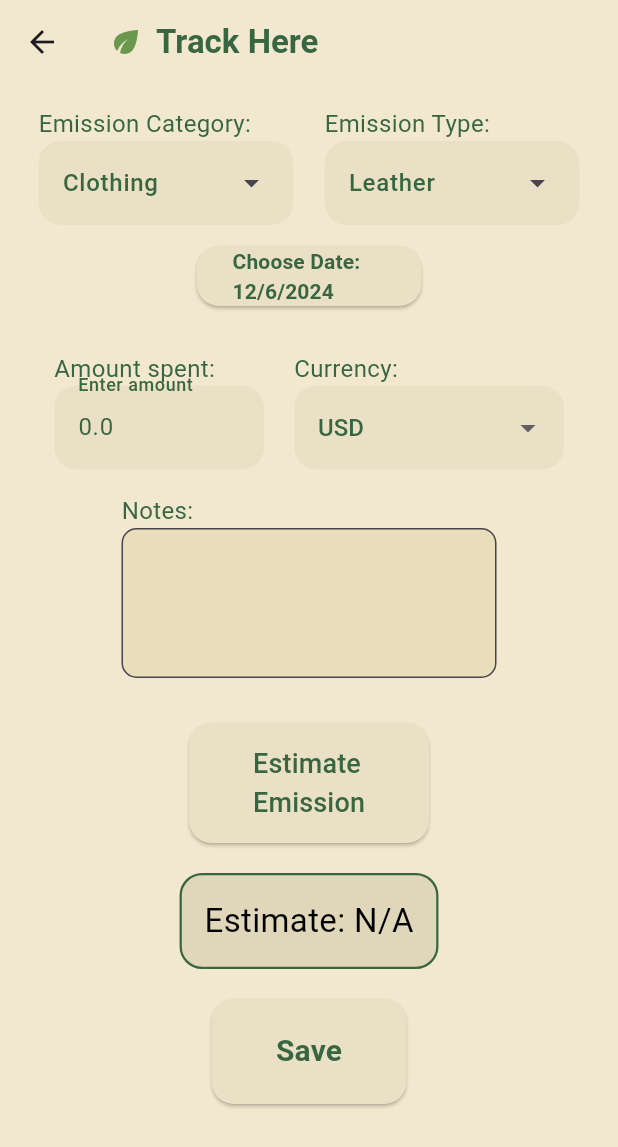
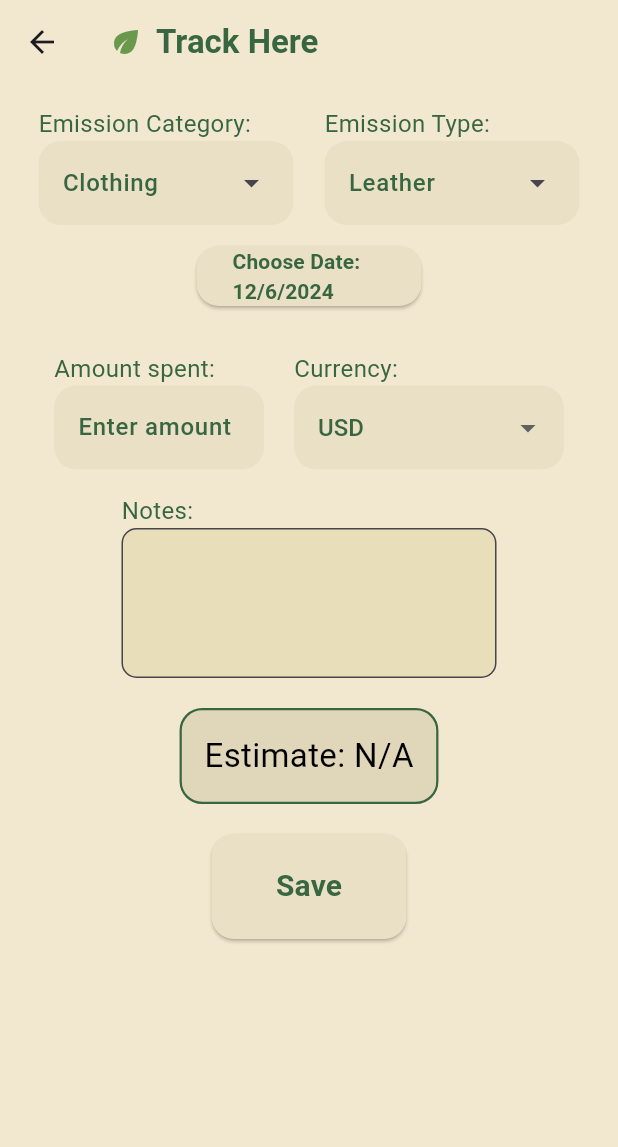
Before and after one commit to avnirao/goGreen, a Flutter app: the screen it shows after launch, after a tap on "Track", on a phone screen of 412 x 824 dp. Shown: the top 1147 px of the screen. Run offline on Flutter 3.47's test engine with Material 3 defaults, Android fonts, the phone set to English and light mode, and no system bars; our stand-ins replace flutter_map, geolocator, isar, latlong2, lottie; missing offline and left inert: flutter_map_cancellable_tile_provider, flutter_map_location_marker, flutter_map_marker_cluster; accounts and stored records are empty; generated files the repository leaves out were written again.

Commit message:
merged with isar changes

```diff
--- a/lib/climatiq_api/emission_checker.dart
+++ b/lib/climatiq_api/emission_checker.dart
@@ -127,14 +127,14 @@ class EmissionChecker {
       MoneyEmissionFactor moneyFactor =>
         {
           'money': moneyFactor.money,
-          'money_unit': moneyFactor.moneyUnit.name
+          'money_unit': moneyFactor.moneyUnit?.name
         },
 
       // Case: a Weight Emission Factor (food waste, general waste, electrical waste)
       WeightEmissionFactor weightFactor =>
         {
           'weight': weightFactor.weight,
-          'weight_unit': weightFactor.weightUnit.name
+          'weight_unit': weightFactor.weightUnit?.name
         },
 
       // Case: type TravelEmissions
@@ -143,13 +143,13 @@ class EmissionChecker {
           // don't use passengers parameter if it's null
           null => {
                     'distance': travelEmission.distance,
-                    'distance_unit': travelEmission.distanceUnit.name
+                    'distance_unit': travelEmission.distanceUnit?.name
                   },
           // if passengers has a value, use that value
           _ =>  {
                   'passengers': travelEmission.passengers,
                   'distance': travelEmission.distance,
-                  'distance_unit': travelEmission.distanceUnit.name
+                  'distance_unit': travelEmission.distanceUnit?.name
                 },
         },
 
--- a/lib/models/emission_factors/base_emission_factors/money_emission_factor.dart
+++ b/lib/models/emission_factors/base_emission_factors/money_emission_factor.dart
@@ -6,7 +6,7 @@ abstract class MoneyEmissionFactor extends EmissionFactor{
   /// The amount of money spent
   final double money;
   /// The units for money
-  final MoneyUnit moneyUnit;
+  final MoneyUnit? moneyUnit;
 
   /// Creates an emission factor based on money spent.
   ///
--- a/lib/models/emission_factors/base_emission_factors/weight_emission_factor.dart
+++ b/lib/models/emission_factors/base_emission_factors/weight_emission_factor.dart
@@ -6,7 +6,7 @@ abstract class WeightEmissionFactor extends EmissionFactor{
   /// The weight of the emission factor
   final double weight;
   /// The units for weight
-  final WeightUnit weightUnit;
+  final WeightUnit? weightUnit;
 
   /// Creates an emission factor based on weight.
   ///
--- a/lib/models/emission_factors/clothing_emissions.dart
+++ b/lib/models/emission_factors/clothing_emissions.dart
@@ -21,7 +21,7 @@ class ClothingEmissions extends EmissionFactor {
   ///  - moneyUnit: the type of currency for money
   ClothingEmissions.leather ({
     required double money,
-    required MoneyUnit moneyUnit
+    required MoneyUnit? moneyUnit
   }): _amount = money,
       _moneyUnit = moneyUnit,
       _weightUnit = null,
@@ -37,7 +37,7 @@ class ClothingEmissions extends EmissionFactor {
   ///  - moneyUnit: the type of currency for money
   ClothingEmissions.footwear({
     required double money,
-    required MoneyUnit moneyUnit
+    required MoneyUnit? moneyUnit
   }): _amount = money,
       _moneyUnit = moneyUnit,
       _weightUnit = null,
@@ -53,7 +53,7 @@ class ClothingEmissions extends EmissionFactor {
   ///  - moneyUnit: the type of currency for money
   ClothingEmissions.newClothing({
     required double money,
-    required MoneyUnit moneyUnit
+    required MoneyUnit? moneyUnit
   }): _amount = money,
       _moneyUnit = moneyUnit,
       _weightUnit = null,
@@ -69,7 +69,7 @@ class ClothingEmissions extends EmissionFactor {
   ///  - moneyUnit: the type of currency for money
   ClothingEmissions.infantClothing({
     required double money,
-    required MoneyUnit moneyUnit
+    required MoneyUnit? moneyUnit
   }): _amount = money,
       _moneyUnit = moneyUnit,
       _weightUnit = null,
@@ -85,7 +85,7 @@ class ClothingEmissions extends EmissionFactor {
   ///  - weightUnit: the unit of measurement for the weight
   ClothingEmissions.usedClothing({
     required double weight,
-    required WeightUnit weightUnit
+    required WeightUnit? weightUnit
   }): _amount = weight,
       _moneyUnit = null,
       _weightUnit = weightUnit,
@@ -98,10 +98,10 @@ class ClothingEmissions extends EmissionFactor {
 
   /// Returns the amount of money if money is being used instead of weight.
   /// Returns null if weight is being used for this emission factor
-  double? get money => _moneyUnit != null ? _amount : null;
+  double? get money => (_moneyUnit != null) ? _amount : null;
   /// Returns the weight if weight is being used instead of money.
   /// Returns null if money is being used for this emission factor
-  double? get weight => _weightUnit != null ? _amount : null;
+  double? get weight => (_weightUnit != null) ? _amount : null;
   /// Returns the amount, regardless of whether it's money or weight
   double get amount => _amount;
 
--- a/lib/models/emission_factors/energy_emissions.dart
+++ b/lib/models/emission_factors/energy_emissions.dart
@@ -21,7 +21,7 @@ class EnergyEmissions extends EmissionFactor {
   /// Parameters:
   ///  - energy: an estimate of the amount of energy consumed
   EnergyEmissions.electricity ({
-    required EnergyAmount energy,
+    required EnergyAmount? energy,
   }): energy = switch (energy) {
         // Average amount of electricity used by US household: 899 kWh per month, or ~29.966 kWh per day (https://www.eia.gov/tools/faqs/faq.php?id=97&t=3)
         // Typical family uses between 15-40 kWh per day (https://www.anker.com/blogs/home-power-backup/electricity-usage-how-much-energy-does-an-average-house-use)
@@ -29,7 +29,8 @@ class EnergyEmissions extends EmissionFactor {
         EnergyAmount.belowAverage => 22,
         EnergyAmount.average => 29.966,
         EnergyAmount.aboveAverage => 35,
-        EnergyAmount.wellAboveAverage => 40
+        EnergyAmount.wellAboveAverage => 40,
+        null => 0,
       },
       energyType = 'Electricity',
       super(
@@ -42,14 +43,15 @@ class EnergyEmissions extends EmissionFactor {
   /// Parameters:
   ///  - volume: an estimate of the amount of natural gas consumed
   EnergyEmissions.naturalGas ({
-    required EnergyAmount volume,
+    required EnergyAmount? volume,
   }): energy = switch (volume) {
         // Average amount of natural gas used by US household: 196 cubic ft per day (https://northeastsupplyenhancement.com/wp-content/uploads/2016/11/Natural-Gas-Facts.pdf)
         EnergyAmount.wellBelowAverage => 100,
         EnergyAmount.belowAverage => 150,
         EnergyAmount.average => 196,
         EnergyAmount.aboveAverage => 220,
-        EnergyAmount.wellAboveAverage => 250
+        EnergyAmount.wellAboveAverage => 250,
+        null => 0,
       },
       energyType = 'Natural Gas',
       super(
--- a/lib/models/emission_factors/travel_emissions.dart
+++ b/lib/models/emission_factors/travel_emissions.dart
@@ -7,7 +7,7 @@ class TravelEmissions extends EmissionFactor{
   /// The distance traveled
   final double distance;
   /// The units for the distance traveled
-  final DistanceUnit distanceUnit;
+  final DistanceUnit? distanceUnit;
   /// The number of passengers
   final int? passengers;
   /// The type of travel
@@ -68,8 +68,9 @@ class TravelEmissions extends EmissionFactor{
   TravelEmissions.bus({
     required this.distance,
     required this.distanceUnit,
-    required PassengerAmount passengerAmt,
+    required PassengerAmount? passengerAmt,
     }): passengers = switch (passengerAmt) {
+          null => 0,
           PassengerAmount.empty => 2,
           PassengerAmount.almostEmpty => 10,
           PassengerAmount.average => 32,
@@ -95,21 +96,24 @@ class TravelEmissions extends EmissionFactor{
   TravelEmissions.flight({
     required this.distance,
     required this.distanceUnit,
-    required VehicleSize size,
-    required PassengerAmount passengerAmt,
+    required VehicleSize? size,
+    required PassengerAmount? passengerAmt,
     required bool isDomestic,
   }): passengers = switch(size) {
+        null => 0,
         // Assumes personal planes have ~4-8 people
         VehicleSize.personal => switch(passengerAmt) {
-          PassengerAmount.empty => 2,
-          PassengerAmount.almostEmpty => 4,
-          PassengerAmount.average => 6,
-          PassengerAmount.almostFull => 7,
+          null => 0,
+          PassengerAmount.empty => 1,
+          PassengerAmount.almostEmpty => 2,
+          PassengerAmount.average => 4,
+          PassengerAmount.almostFull => 6,
           PassengerAmount.full => 8,
           PassengerAmount.overloaded => 10,
         },
         // According to regulations, small planes carry 19 people max
         VehicleSize.small => switch(passengerAmt) {
+          null => 0,
           PassengerAmount.empty => 4,
           PassengerAmount.almostEmpty => 8,
           PassengerAmount.average => 12,
@@ -119,6 +123,7 @@ class TravelEmissions extends EmissionFactor{
         },
         // Assumes meduim commercial planes can carry about 175 people
         VehicleSize.medium => switch(passengerAmt) {
+          null => 0,
           PassengerAmount.empty => 25,
           PassengerAmount.almostEmpty => 50,
           PassengerAmount.average => 100,
@@ -128,6 +133,7 @@ class TravelEmissions extends EmissionFactor{
         },
         // Assumes large commercial planes can carry about 500 people
         VehicleSize.large => switch(passengerAmt) {
+          null => 0,
           PassengerAmount.empty => 50,
           PassengerAmount.almostEmpty => 100,
           PassengerAmount.average => 250,
@@ -150,10 +156,11 @@ class TravelEmissions extends EmissionFactor{
   TravelEmissions.lightRailTram({
     required this.distance,
     required this.distanceUnit,
-    required PassengerAmount passengerAmt,
+    required PassengerAmount? passengerAmt,
     }): passengers = switch (passengerAmt) {
           // The Seattle Light Rail can hold 194 passengers.
           // Full set to lower than 194 since the user won't know how many people were on the other train cars
+          null => 0,
           PassengerAmount.empty => 30,
           PassengerAmount.almostEmpty => 50,
           PassengerAmount.average => 75,
@@ -175,9 +182,10 @@ class TravelEmissions extends EmissionFactor{
   TravelEmissions.train({
     required this.distance,
     required this.distanceUnit,
-    required PassengerAmount passengerAmt,
+    required PassengerAmount? passengerAmt,
     }): passengers = switch (passengerAmt) {
           // Assumes the average passenger train can carry about 1000 people
+          null => 0,
           PassengerAmount.empty => 50,
           PassengerAmount.almostEmpty => 150,
           PassengerAmount.average => 400,
@@ -202,11 +210,12 @@ class TravelEmissions extends EmissionFactor{
   TravelEmissions.ferry({
     required this.distance,
     required this.distanceUnit,
-    required PassengerAmount passengerAmt,
+    required PassengerAmount? passengerAmt,
     required bool onFoot,
     }): passengers = switch (passengerAmt) {
           // Assumes the average ferry can carry about 309 people
           // Source: https://data.bts.gov/stories/s/Ferry-Vessels/57sz-yj2t/#:~:text=Vessel%20capacity%2C%20age%2C%20and%20speed,and%20the%20maximum%20is%205%2C200.
+          null => 0,
           PassengerAmount.empty => 25,
           PassengerAmount.almostEmpty => 75,
           PassengerAmount.average => 150,
--- a/lib/views/entry_view.dart
+++ b/lib/views/entry_view.dart
@@ -58,18 +58,18 @@ class _EntryViewState extends State<EntryView>{
 
   // for clothing
   double? amount; // also for money, weight, distance
-  MoneyUnit moneyUnit = MoneyUnit.usd;
-  WeightUnit weightUnit = WeightUnit.kg;
+  MoneyUnit? moneyUnit;
+  WeightUnit? weightUnit;
   String curEst = 'N/A';
 
   // for energy
-  EnergyAmount energyAmount = EnergyAmount.average;
+  EnergyAmount? energyAmount;
 
   // for travel
-  DistanceUnit distanceUnit = DistanceUnit.km;
+  DistanceUnit? distanceUnit;
   int? passengers;
-  PassengerAmount passengerAmount = PassengerAmount.average;
-  VehicleSize size = VehicleSize.medium;
+  PassengerAmount? passengerAmount;
+  VehicleSize? size;
 
   void _resetTrackingState() {
     setState(() {
@@ -86,52 +86,78 @@ class _EntryViewState extends State<EntryView>{
     });
   }
 
-  // void _resetTrackingStateExclude({
-  //   double? amount,
-  //   MoneyUnit? moneyUnit,
-  //   WeightUnit? weightUnit,
-  //   EnergyAmount? energyAmount,
-  //   DistanceUnit? distanceUnit,
-  //   int? passengers,
-  //   PassengerAmount? passengerAmount,
-  //   VehicleSize? size,
-  // }) {
-  //   setState(() {
-  //     amount = amount;
-  //     moneyUnit = moneyUnit;
-  //     weightUnit = weightUnit;
-  //     curEst = 'N/A';
-  //     energyAmount = energyAmount;
-  //     distanceUnit = distanceUnit;
-  //     passengers = passengers;
-  //     passengerAmount = passengerAmount;
-  //     size = size;
-  //   });
-  // }
-
   @override
   void initState() {
     super.initState();
     // Initialize state variables with values from the provided journal entry
+    category = widget.curEntry.category;
+    subtype = widget.curEntry.subtype;
+    amount = widget.curEntry.amount;
     notes = widget.curEntry.notes;
     updatedAt = widget.curEntry.updatedAt;
     createdAt = widget.curEntry.createdAt;
     emissionsDate = widget.curEntry.emissionsDate;
-    category = widget.curEntry.category;
     co2 = widget.curEntry.co2;
-    subtype = widget.curEntry.subtype;
+    curEst = EmissionEstimate(co2: co2, unit: 'kg').toString();
 
-    amount = widget.curEntry.amount;
-    moneyUnit = widget.curEntry.moneyUnit;
-    weightUnit = widget.curEntry.weightUnit;
-    energyAmount = widget.curEntry.energyAmount;
-    distanceUnit = widget.curEntry.distanceUnit;
-    passengers = widget.curEntry.passengers;
-    passengerAmount = widget.curEntry.passengerAmount;
-    size = widget.curEntry.size;
+    final EmissionFactor curFactor = _getEmissionFactor();
+
+    switch (curFactor) {
+      // money emission factors track currency type
+      case MoneyEmissionFactor _:
+        moneyUnit = widget.curEntry.moneyUnit;
+        break;
+
+      // weight emission factors track amount and weight unit
+      case WeightEmissionFactor _:
+        weightUnit = widget.curEntry.weightUnit;
+        break;
+
+      // travel emissions differ depending on type
+      case TravelEmissions _:
+        // all travel emissions track distance units
+        distanceUnit = widget.curEntry.distanceUnit;
+        switch (subtype) {
+          // hybrid cars don't track anything else
+          case 'Hybrid Car': break;
+          // other cars track a specific passenger number
+          case 'Gas Car' || 'Electric Car':
+            passengers = widget.curEntry.passengers;
+            break;
+          // flights track vehicle size and passenger amount
+          case 'Domestic Flight' || 'International Flight':
+            size = widget.curEntry.size;
+            passengerAmount = widget.curEntry.passengerAmount;
+            break;
+          // all other travel types track passenger amount
+          default:
+            passengerAmount = widget.curEntry.passengerAmount;
+            break;
+        }
+
+      // clothing emissions track either weight or money units
+      case ClothingEmissions _:
+        switch (subtype) {
+          case 'Used Clothing':
+            weightUnit = widget.curEntry.weightUnit;
+            break;
+          default:
+            moneyUnit = widget.curEntry.moneyUnit;
+            break;
+        }
+
+      // energy emissions track an energy amount and don't track an amount
+      case EnergyEmissions _:
+        energyAmount = widget.curEntry.energyAmount;
+        amount = null;
+
+      default: throw UnsupportedError('Unsupported Emission Factor ${curFactor.runtimeType}');
+    }
 
     // intialize the dropdown menus
     _updateSubtypeDropdown(category);
+
+    _estimateEmission();
   }
 
 
@@ -320,44 +346,6 @@ class _EntryViewState extends State<EntryView>{
                     ],
                   ),
 
-                  const SizedBox(height: 30),
-
-                  // estimate button
-                  SizedBox(
-                    width: 160,
-                    height: 80,
-                    child: ElevatedButton(
-                      style: ElevatedButton.styleFrom(
-                        backgroundColor: const Color.fromARGB(255, 234, 224, 198), // Button background color
-                        foregroundColor: const Color(0xFF386641), // Text color
-                        shape: RoundedRectangleBorder(
-                          borderRadius: BorderRadius.circular(15.0), // Rounded corners
-                        ),
-                      ),
-                      onPressed: () async {
-                        EmissionEstimate? estimate = await checker.getEmissions(_getEmissionFactor());
-                        if (estimate != null) {
-                          setState(() {
-                            curEst = estimate.toString();
-                            co2 = estimate.co2;
-                          });
-                        } else {
-                          setState(() {
-                            curEst = 'Please try again later';
-                          });
-                        }
-                      },
-                      child: const Padding(
-                        padding: EdgeInsets.all(10.0), // Padding for better appearance
-                        child: Text(
-                          'Estimate\nEmission',
-                          style: TextStyle(fontSize: 18),
-                          semanticsLabel: 'Estimate Emission',
-                        ),
-                      ),
-                    ),
-                  ),
-
                 const SizedBox(height: 20),
 
                 // Box to Display Estimated Emission
@@ -496,6 +484,7 @@ class _EntryViewState extends State<EntryView>{
   // Saves the current state of the entry and returns to the previous screen.
   void _popback(BuildContext context){
     // Create an updated Entry with current state values
+    print('co2: $co2');
     final curEntry = Entry(
       id: widget.curEntry.id,
       notes: notes,
@@ -506,12 +495,12 @@ class _EntryViewState extends State<EntryView>{
       co2: co2,
       subtype: subtype,
       amount: amount,
-      energyAmount: energyAmount ,
-      distanceUnit: distanceUnit,
-      size: size,
-      moneyUnit: moneyUnit,
-      weightUnit: weightUnit,
-      passengerAmount: passengerAmount,
+      energyAmount: energyAmount ?? EnergyAmount.average,
+      distanceUnit: distanceUnit ?? DistanceUnit.km,
+      size: size ?? VehicleSize.medium,
+      moneyUnit: moneyUnit ?? MoneyUnit.usd,
+      weightUnit: weightUnit ?? WeightUnit.kg,
+      passengerAmount: passengerAmount ?? PassengerAmount.average,
       passengers: passengers,
     );
 
@@ -571,12 +560,13 @@ class _EntryViewState extends State<EntryView>{
                 style: const ButtonStyle(foregroundColor: WidgetStatePropertyAll(Color(0xFF386641)))
               ))
           .toList();
-        subtype = subtype == 'Leather' ? subtypeMap.entries.first.key : subtype;
+        subtype = subtypeMap.entries.first.key;
     });
   }
 
   // Weight Input Section
   Widget _buildWeightInputSection() {
+    print('amount: $amount');
     return Padding(
       padding: const EdgeInsets.symmetric(vertical: 16.0), // Increased vertical padding
       child: Column(
@@ -586,7 +576,7 @@ class _EntryViewState extends State<EntryView>{
             children: [
               // Weight input field
               AmountInput(
-                initialAmount: amount ?? 0,
+                initialAmount: amount,
                 label: 'Weight:',
                 semanticsLabel: 'Enter weight of $subtype below.',
                 onChanged: (value) {
@@ -595,7 +585,7 @@ class _EntryViewState extends State<EntryView>{
                     _estimateEmission();
                   });
                 },
-                description: '$amount'
+                description: 'Enter weight'
               ),
               const SizedBox(width: 20), // Increased spacing between fields
               // Weight Unit Dropdown
@@ -693,6 +683,7 @@ class _EntryViewState extends State<EntryView>{
         final String estimateUnit = estimate.unit;
         setState(() {
           curEst = '$roundedCo2 $estimateUnit emitted';
+          co2 = roundedCo2;
         });
       } else {
         setState(() {
--- a/lib/views/entry_widgets/amount_input.dart
+++ b/lib/views/entry_widgets/amount_input.dart
@@ -5,7 +5,7 @@ import 'package:go_green/views/entry_widgets/customizable_input.dart';
 class AmountInput extends CustomizableInput {
   /// The function called when the input is changed
   final Function(String) onChanged;
-  final double initialAmount;
+  final double? initialAmount;
 
   /// Creates an input field that accepts numbers.
   ///
@@ -42,7 +42,8 @@ class AmountInput extends CustomizableInput {
         ),
         SizedBox(
           width: width, // Set a uniform width
-          child: TextFormField(
+          child: (initialAmount != null && initialAmount != 0)?
+            TextFormField(
               initialValue: '$initialAmount',
               style: TextStyle(color: const Color(0xFF386641), fontSize: fontSize),
               decoration: InputDecoration(
@@ -57,8 +58,25 @@ class AmountInput extends CustomizableInput {
               ),
               keyboardType: TextInputType.number,
               onChanged: onChanged,
+              // onTap: () => _controller.selection = TextSelection(baseOffset: 0, extentOffset: _controller.value.text.length),
               onTapOutside: (event) => FocusScope.of(context).unfocus()
+            ) :
+            TextFormField(
+              style: TextStyle(color: const Color(0xFF386641), fontSize: fontSize),
+              decoration: InputDecoration(
+                labelText: description,
+                labelStyle: TextStyle(color: const Color(0xFF386641), fontWeight: fontWeight, fontSize: fontSize),
+                filled: true,
+                fillColor: const Color.fromARGB(255, 234, 224, 198),
+                border: OutlineInputBorder(
+                  borderRadius: BorderRadius.circular(15.0),
+                  borderSide: BorderSide.none,
                 ),
+              ),
+              keyboardType: TextInputType.number,
+              onChanged: onChanged,
+              onTapOutside: (event) => FocusScope.of(context).unfocus()
+            )
         ),
       ],
     );
```
Also changed, not shown: 1 other file. Lines whose indentation alone changed are shown as unchanged.
